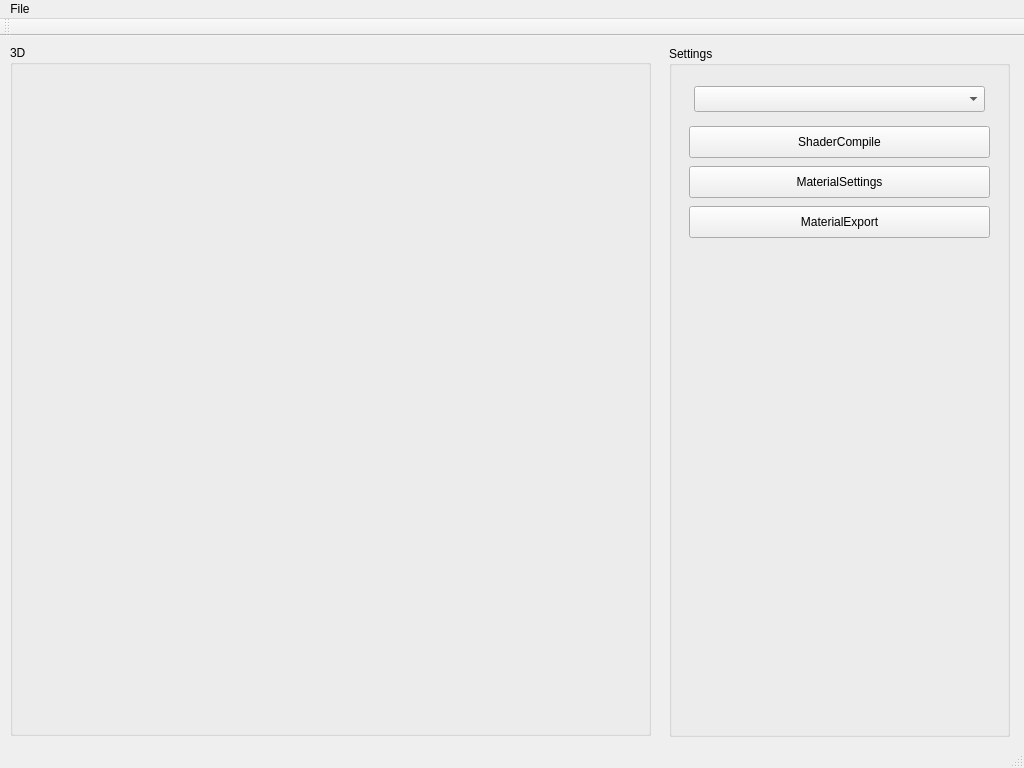
Qt form indieEngineShader/CMainWindowGUI.ui (codeoneclick/ie3D) before a commit.
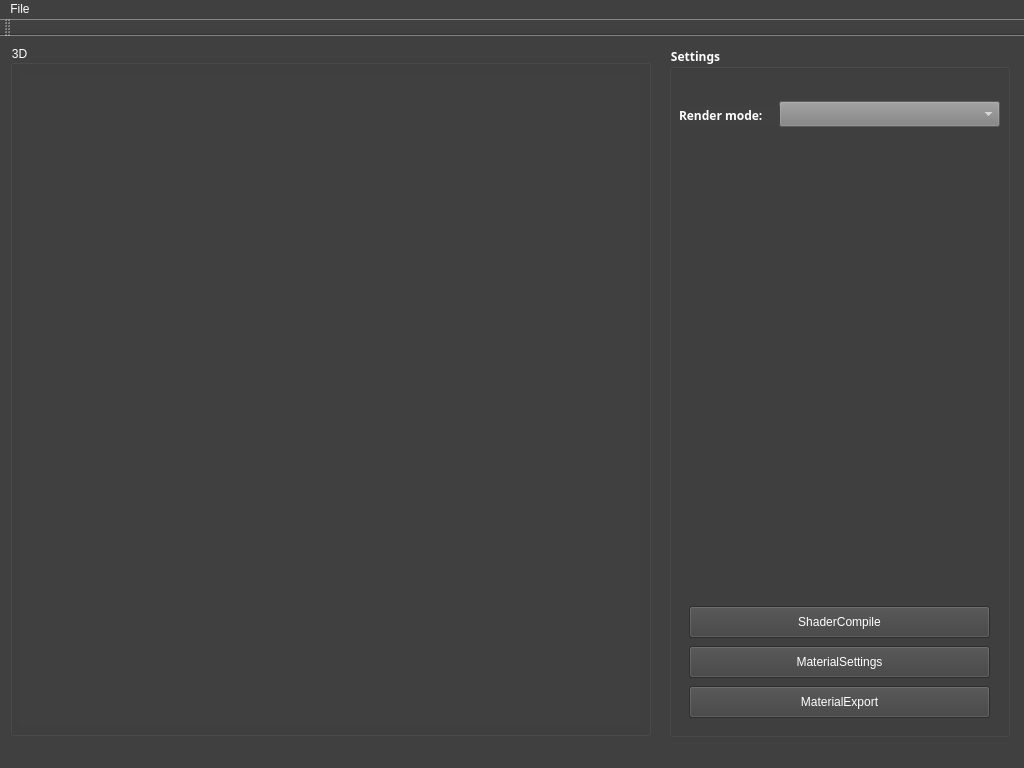
The same form after that commit.

Commit message: continue work on Shader-Editor

```diff
--- a/indieEngineShader/CMainWindowGUI.ui
+++ b/indieEngineShader/CMainWindowGUI.ui
@@ -16,8 +16,19 @@
     <height>768</height>
    </size>
   </property>
+  <property name="font">
+   <font>
+    <family>Menlo</family>
+    <weight>75</weight>
+    <bold>true</bold>
+   </font>
+  </property>
   <property name="windowTitle">
-   <string>CMainWindowGUI</string>
+   <string>indieEngine-Shader</string>
+  </property>
+  <property name="styleSheet">
+   <string notr="true">background-color: rgb(64, 64, 64);
+color: rgb(255, 255, 255);</string>
   </property>
   <widget class="QWidget" name="centralWidget">
    <widget class="QGroupBox" name="groupBox">
@@ -29,6 +40,13 @@
       <height>691</height>
      </rect>
     </property>
+    <property name="font">
+     <font>
+      <family>Menlo</family>
+      <weight>75</weight>
+      <bold>true</bold>
+     </font>
+    </property>
     <property name="title">
      <string>Settings</string>
     </property>
@@ -36,11 +54,18 @@
      <property name="geometry">
       <rect>
        <x>20</x>
-       <y>80</y>
+       <y>560</y>
        <width>301</width>
        <height>32</height>
       </rect>
      </property>
+     <property name="autoFillBackground">
+      <bool>false</bool>
+     </property>
+     <property name="styleSheet">
+      <string notr="true">selection-color: rgb(128, 128, 128);
+selection-background-color: rgb(128, 128, 128);</string>
+     </property>
      <property name="text">
       <string>ShaderCompile</string>
      </property>
@@ -49,7 +74,7 @@
      <property name="geometry">
       <rect>
        <x>20</x>
-       <y>120</y>
+       <y>600</y>
        <width>301</width>
        <height>32</height>
       </rect>
@@ -62,7 +87,7 @@
      <property name="geometry">
       <rect>
        <x>20</x>
-       <y>160</y>
+       <y>640</y>
        <width>301</width>
        <height>32</height>
       </rect>
@@ -74,11 +99,41 @@
     <widget class="QComboBox" name="materials_list">
      <property name="geometry">
       <rect>
-       <x>25</x>
-       <y>40</y>
-       <width>291</width>
+       <x>110</x>
+       <y>55</y>
+       <width>221</width>
        <height>26</height>
       </rect>
+     </property>
+     <property name="font">
+      <font>
+       <family>Menlo</family>
+       <weight>75</weight>
+       <bold>true</bold>
+      </font>
+     </property>
+     <property name="styleSheet">
+      <string notr="true">background-color: rgb(128, 128, 128);</string>
+     </property>
+    </widget>
+    <widget class="QLabel" name="label">
+     <property name="geometry">
+      <rect>
+       <x>10</x>
+       <y>60</y>
+       <width>101</width>
+       <height>19</height>
+      </rect>
+     </property>
+     <property name="font">
+      <font>
+       <family>Menlo</family>
+       <weight>75</weight>
+       <bold>true</bold>
+      </font>
+     </property>
+     <property name="text">
+      <string>Render mode:</string>
      </property>
     </widget>
    </widget>
```
The commit also changes 2 other files.
